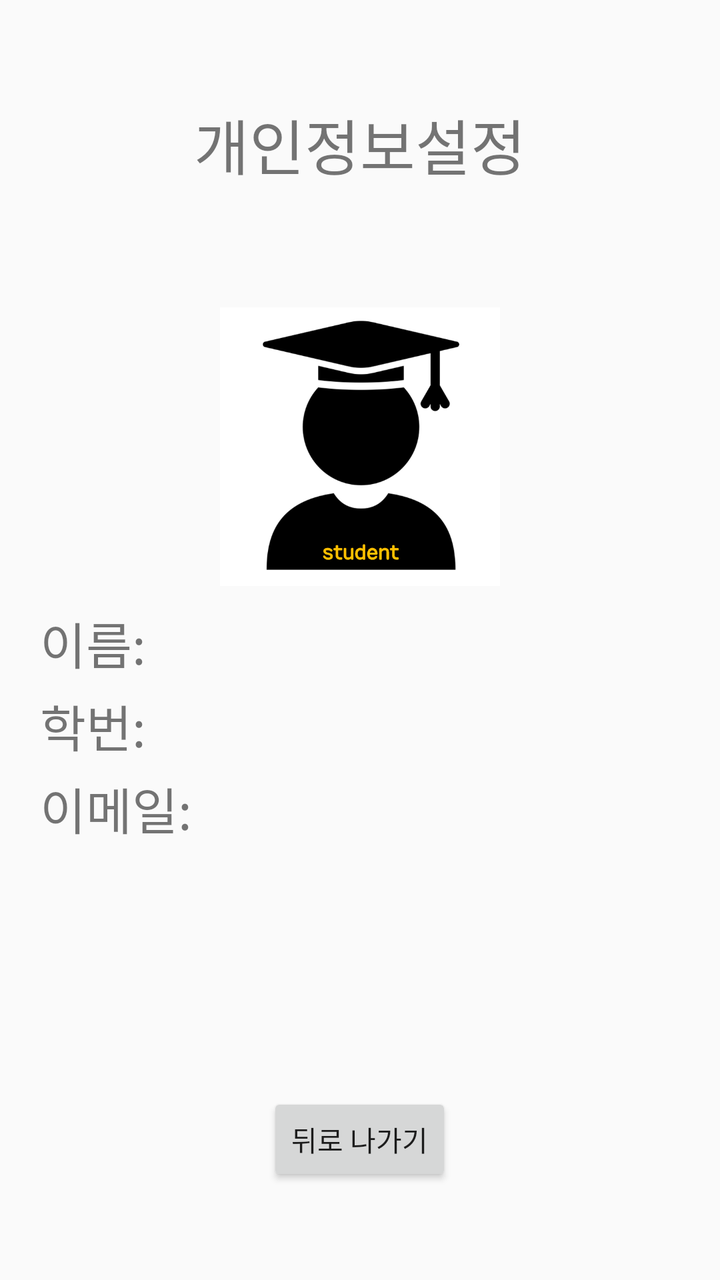
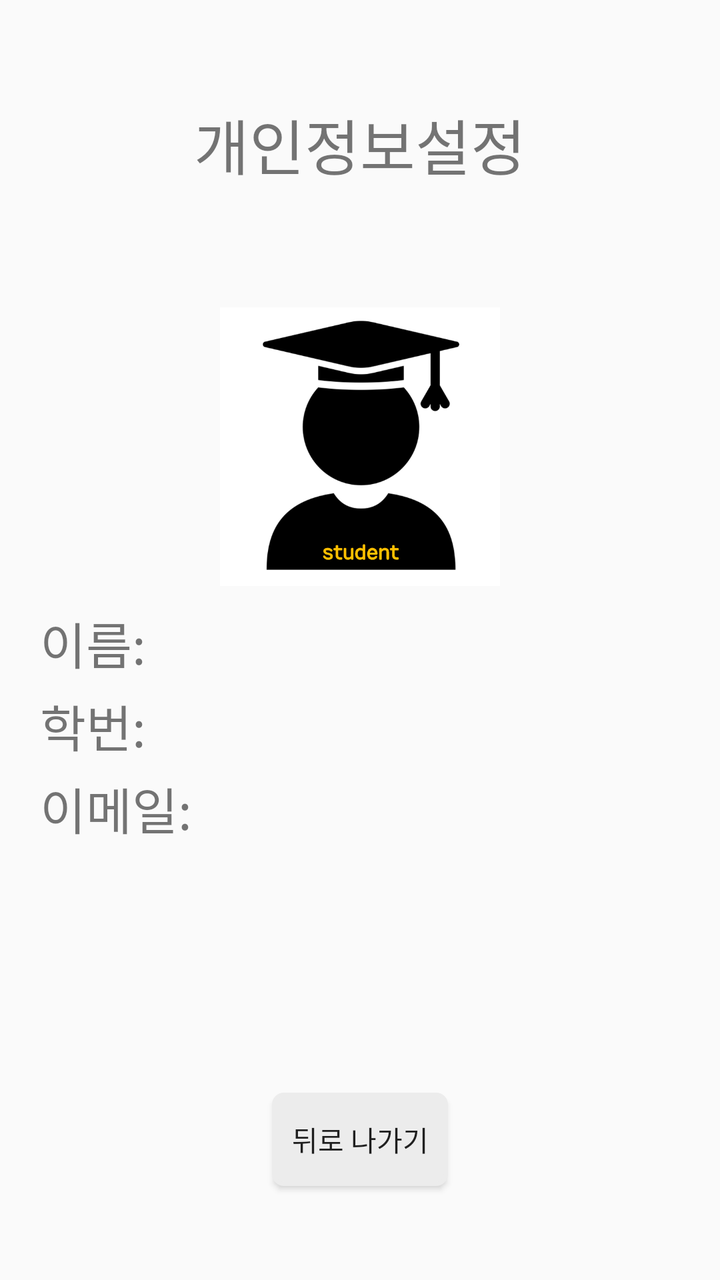

Before-and-after screenshots of an Android layout around one commit, followed by the original layout XML and the change that was made.
<!-- AndroidManifest.xml: application theme Theme.AppCompat.Light.DarkActionBar -->
<!-- res/layout/activity_personal_info.xml -->
<?xml version="1.0" encoding="utf-8"?>
<LinearLayout xmlns:android="http://schemas.android.com/apk/res/android"
    xmlns:app="http://schemas.android.com/apk/res-auto"
    xmlns:tools="http://schemas.android.com/tools"
    android:layout_width="match_parent"
    android:layout_height="match_parent"
    tools:context=".personal_info"
    android:orientation="vertical"
    android:weightSum="6">

    <TextView
        android:layout_width="wrap_content"
        android:layout_height="0dp"
        android:text="개인정보설정"
        android:layout_gravity="center"
        android:textSize="30sp"
        android:layout_marginTop="50dp"
        android:layout_weight="1"/>

    <LinearLayout
        android:layout_width="match_parent"
        android:layout_height="0dp"
        android:layout_marginTop="10dp"
        android:layout_weight="4"
        android:orientation="vertical">
        <ImageView
            android:layout_width="140dp"
            android:layout_height="140dp"
            android:layout_gravity="center"
            android:src="@drawable/student"/>

        <LinearLayout
            android:layout_width="match_parent"
            android:layout_height="wrap_content"
            android:layout_marginTop="10dp"
            android:weightSum="4">
            <TextView
                android:layout_width="0dp"
                android:layout_height="wrap_content"
                android:layout_weight="1"
                android:layout_marginLeft="20dp"
                android:text="이름: "
                android:textSize="25sp"/>
            <TextView
                android:id="@+id/uname"
                android:layout_width="0dp"
                android:layout_height="wrap_content"
                android:layout_weight="3"
                android:textSize="25sp" />
        </LinearLayout>

        <LinearLayout
            android:layout_width="match_parent"
            android:layout_height="wrap_content"
            android:weightSum="4"
            android:layout_marginTop="5dp">
            <TextView
                android:layout_width="0dp"
                android:layout_height="wrap_content"
                android:layout_marginLeft="20dp"
                android:layout_weight="1"
                android:text="학번:"
                android:textSize="25sp"/>
            <TextView
                android:id="@+id/uid"
                android:layout_width="0dp"
                android:layout_height="wrap_content"
                android:layout_weight="3"
                android:textSize="25sp"/>
        </LinearLayout>

        <LinearLayout
            android:layout_width="match_parent"
            android:layout_height="wrap_content"
            android:weightSum="4"
            android:layout_marginTop="5dp">
            <TextView
                android:layout_width="0dp"
                android:layout_height="wrap_content"
                android:layout_marginLeft="20dp"
                android:layout_weight="1"
                android:text="이메일:"
                android:textSize="25sp"/>
            <TextView
                android:id="@+id/umail"
                android:layout_width="0dp"
                android:layout_height="wrap_content"
                android:layout_weight="3"
                android:textSize="25sp"/>

        </LinearLayout>

    </LinearLayout>
    <TextView
        android:layout_width="wrap_content"
        android:layout_height="wrap_content"
        android:id="@+id/pinfoerror"/>
    <Button
        android:layout_width="wrap_content"
        android:layout_height="0dp"
        android:layout_weight="0.5"
        android:layout_gravity="center"
        android:text="뒤로 나가기"
        android:id="@+id/exit3"/>


</LinearLayout>
<!-- resources referenced by this layout -->
<resources>
  <!-- drawable student: png bitmap (drawable, 26204 bytes) -->
</resources>

<!-- the commit's change to res/layout/activity_personal_info.xml (unified diff, before → after) -->
@@ -97,6 +97,7 @@
         android:id="@+id/pinfoerror"/>
     <Button
         android:layout_width="wrap_content"
+        android:background="@drawable/btn_re"
         android:layout_height="0dp"
         android:layout_weight="0.5"
         android:layout_gravity="center"
<!-- resource entries referenced after the edit -->
@@ -1,5 +1,21 @@
 <!-- resources referenced by this layout -->
 <resources>
+  <!-- drawable btn_re (drawable) -->
+  <?xml version="1.0" encoding="utf-8"?>
+  <shape xmlns:android="http://schemas.android.com/apk/res/android">
+  
+      <solid android:color="#ececec"/>
+  
+      <stroke
+          android:width="2dp"
+          android:color="#ececec"/>
+      <corners
+          android:topLeftRadius="5dp"
+          android:topRightRadius="5dp"
+          android:bottomLeftRadius="5dp"
+          android:bottomRightRadius="5dp" />
+  
+  </shape>
   <!-- drawable student: png bitmap (drawable, 26204 bytes) -->
 </resources>
 
